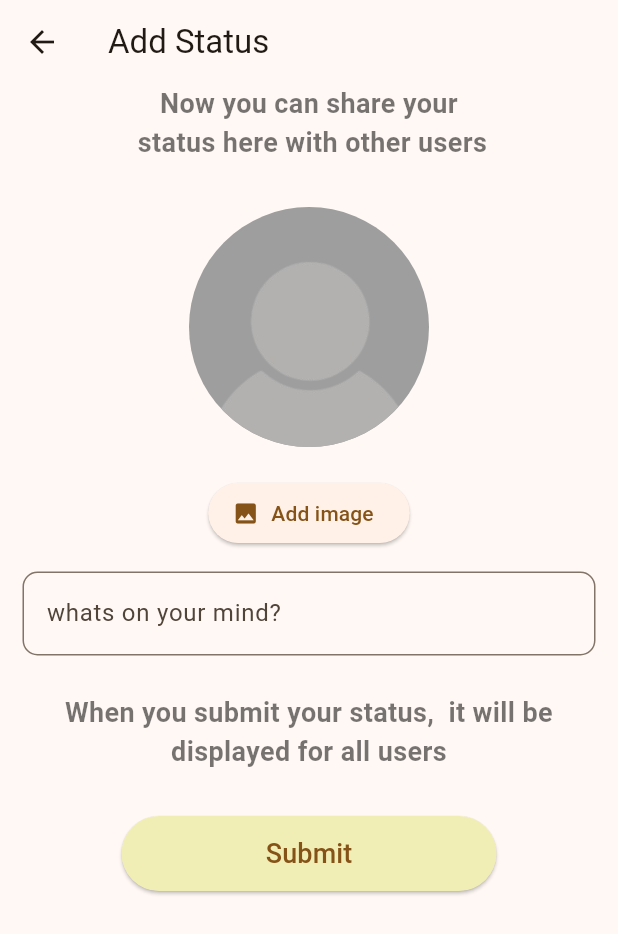
After one commit to MohamadNahas995/buzzChat, a Flutter app: the StatusAddScreen screen opened directly, on a phone screen of 412 x 824 dp. The commit adds this screen. Shown: the top 934 px of the screen. Run offline on Flutter 3.47's test engine with Material 3 defaults, Android fonts, the phone set to English and light mode, and no system bars; our stand-ins replace cloud_firestore, firebase_auth, firebase_core, firebase_storage, image_picker; accounts and stored records are empty.

Commit message:
add status screen

```diff
--- a/lib/main.dart
+++ b/lib/main.dart
@@ -24,7 +24,7 @@ class MyApp extends StatelessWidget {
         title: 'Flutter Demo',
         theme: ThemeData(
           colorScheme: ColorScheme.fromSeed(
-            seedColor: Colors.yellow,
+            seedColor: Colors.orange,
           ),
           useMaterial3: true,
         ),
--- /dev/null
+++ b/lib/screens/status_add_screen.dart
@@ -0,0 +1,130 @@
+import 'dart:math';
+
+import 'package:chatty/widgets/user_image_picker.dart';
+import 'package:cloud_firestore/cloud_firestore.dart';
+import 'package:firebase_auth/firebase_auth.dart';
+import 'package:firebase_storage/firebase_storage.dart';
+import 'package:flutter/material.dart';
+import 'dart:io';
+
+final FirebaseAuth _auth = FirebaseAuth.instance;
+
+class StatusAddScreen extends StatefulWidget {
+  const StatusAddScreen({super.key});
+
+  @override
+  State<StatusAddScreen> createState() => _StatusAddScreenState();
+}
+
+class _StatusAddScreenState extends State<StatusAddScreen> {
+  File? _userImageFile;
+  final textController = TextEditingController();
+
+  String generateRandomString(int len) {
+    var r = Random();
+    return String.fromCharCodes(
+        List.generate(len, (index) => r.nextInt(33) + 89));
+  }
+
+  void sumbitImage() async {
+    if (_userImageFile == null) {
+      ScaffoldMessenger.of(context).showSnackBar(
+        const SnackBar(
+          content: Text('Please pick an image.'),
+        ),
+      );
+      return;
+    }
+    final storageRef = FirebaseStorage.instance
+        .ref()
+        .child('status_images')
+        .child('${generateRandomString}.jpg');
+    await storageRef.putFile(_userImageFile!);
+
+    final imageUrl = await storageRef.getDownloadURL();
+    await FirebaseFirestore.instance.collection('status').add({
+      'username': _auth.currentUser!.displayName,
+      'userImg': _auth.currentUser!.photoURL,
+      'statusText': textController.text,
+      'image_url': imageUrl,
+      'createdAt': Timestamp.now(),
+    });
+
+    textController.clear();
+
+    Navigator.of(context).pop();
+  }
+
+  @override
+  Widget build(BuildContext context) {
+    return Scaffold(
+      appBar: AppBar(
+        title: Text('Add Status'),
+      ),
+      body: SingleChildScrollView(
+        child: Column(
+          children: [
+            Padding(
+              padding: const EdgeInsets.only(bottom: 30.0),
+              child: Text(
+                  'Now you can share your \n status here with other users',
+                  textAlign: TextAlign.center,
+                  style: TextStyle(
+                      fontSize: 18,
+                      fontWeight: FontWeight.bold,
+                      color: Colors.black54)),
+            ),
+            Center(
+                child: UserImagePicker(
+              radius: 80,
+              pickImage: (image) {
+                _userImageFile = image;
+              },
+            )),
+            Padding(
+              padding: const EdgeInsets.all(15.0),
+              child: TextField(
+                controller: textController,
+                decoration: const InputDecoration(
+                  hintText: 'whats on your mind?',
+                  border: OutlineInputBorder(
+                    borderRadius: BorderRadius.all(Radius.circular(10)),
+                  ),
+                ),
+              ),
+            ),
+            Padding(
+              padding: const EdgeInsets.only(
+                  bottom: 30, top: 10, right: 10, left: 10),
+              child: Text(
+                  'When you submit your status,  it will be displayed for all users',
+                  textAlign: TextAlign.center,
+                  style: TextStyle(
+                      fontSize: 18,
+                      fontWeight: FontWeight.bold,
+                      color: Colors.black54)),
+            ),
+            Padding(
+              padding: const EdgeInsets.only(bottom: 30.0),
+              child: ElevatedButton(
+                style: ButtonStyle(
+                    padding: WidgetStatePropertyAll(EdgeInsets.only(
+                        left: 20, right: 20, top: 10, bottom: 10)),
+                    shape: WidgetStatePropertyAll(RoundedRectangleBorder(
+                        borderRadius: BorderRadius.circular(25))),
+                    minimumSize: WidgetStatePropertyAll(Size(250, 50)),
+                    backgroundColor: WidgetStatePropertyAll(
+                        const Color.fromARGB(255, 240, 237, 181))),
+                onPressed: sumbitImage,
+                child: Text(
+                  'Submit',
+                  style: TextStyle(fontSize: 18),
+                ),
+              ),
+            )
+          ],
+        ),
+      ),
+    );
+  }
+}
--- a/lib/widgets/user_image_picker.dart
+++ b/lib/widgets/user_image_picker.dart
@@ -15,9 +15,10 @@ class UserImagePicker extends StatefulWidget {
 class _UserImagePickerState extends State<UserImagePicker> {
   File? imageFile = null;
   void pickImage() async {
+    print('dsaaaaaaaaaaaaaaaaaaaaaaaaaaaaaaaaaaaaaaaaaaaaaaaaaaaaaaaaaaaaaa');
     final image = await ImagePicker().pickImage(
         source: ImageSource.camera,
-        imageQuality: 200,
+        imageQuality: 60,
         maxWidth: 150,
         maxHeight: 150);
     if (image == null) {
@@ -28,7 +29,7 @@ class _UserImagePickerState extends State<UserImagePicker> {
       imageFile = File(image.path);
     });
 
-    imageFile = null;
+    widget.pickImage(imageFile!);
   }
 
   @override
--- a/pubspec.yaml
+++ b/pubspec.yaml
@@ -39,6 +39,7 @@ dependencies:
   firebase_storage: ^12.2.0
   image_picker: ^1.1.2
   cloud_firestore: ^5.3.0
+  intl: ^0.19.0
 
 dev_dependencies:
   flutter_test:
```
Also changed, not shown: lib/screens/status_screen.dart (+64 -65 lines), lib/screens/users_screen.dart (+7 -0 lines), pubspec.lock.
